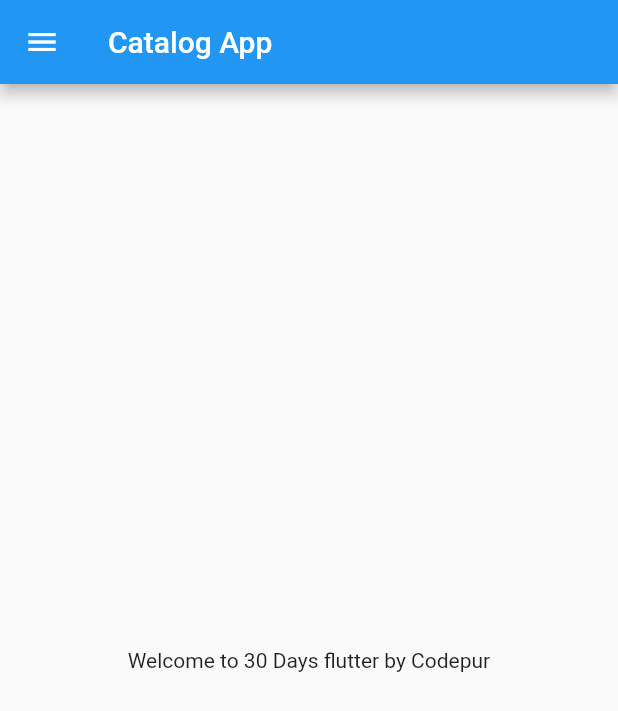
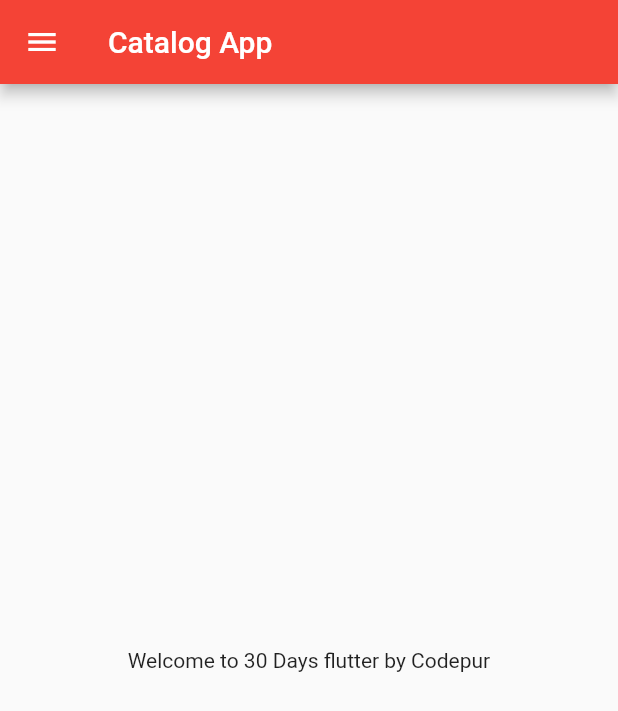
Before and after one commit to kmrityu/FlutterTutorial, a Flutter app: the screen it shows after launch, on a phone screen of 412 x 824 dp. Shown: the top 711 px of the screen. Run offline on Flutter 3.47's test engine with Material 2 defaults, Android fonts, the phone set to English and light mode, and no system bars.

Commit message:
Day 3 Completed

```diff
--- a/lib/main.dart
+++ b/lib/main.dart
@@ -1,5 +1,6 @@
 import 'package:flutter/material.dart';
 import 'package:flutter_catalog/home_page.dart';
+import 'package:flutter_catalog/Pages/login_page.dart';
 
 void main() {
   runApp(MyApp());
@@ -11,7 +12,15 @@ class MyApp extends StatelessWidget {
   @override
   Widget build(BuildContext context) {
     return MaterialApp(
-      home: HomePage(),
+      themeMode: ThemeMode.light,
+      theme: ThemeData(primarySwatch: Colors.red),
+      darkTheme: ThemeData(brightness: Brightness.dark),
+      initialRoute: "/home",
+      routes: {
+        "/": (context) => LoginPage(),
+        "/home": (context) => HomePage(),
+        "/login": (context) => LoginPage()
+      },
     );
   }
 }
```
Also changed, not shown: lib/Pages/login_page.dart (added, +22 -0 lines).
